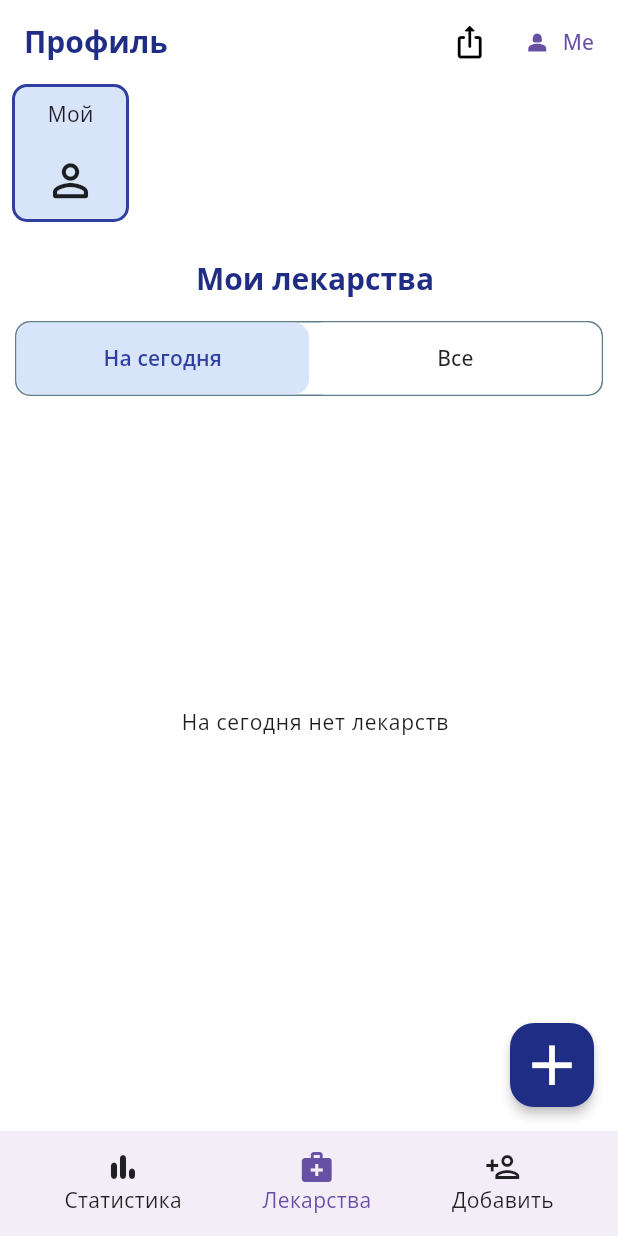
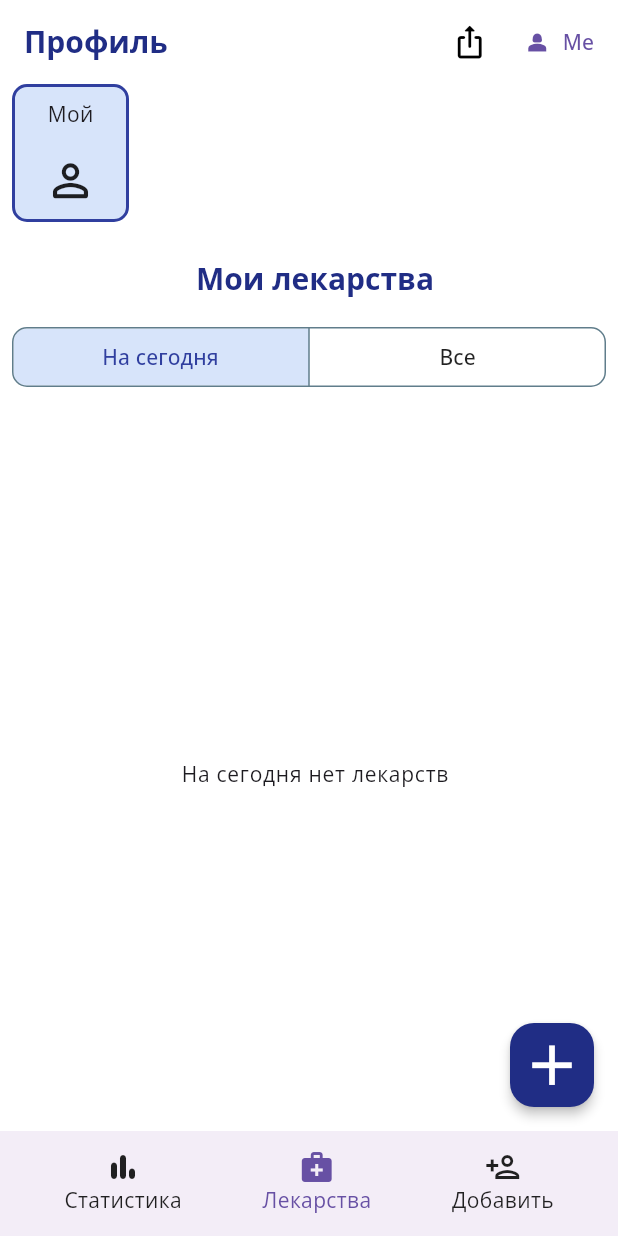
Before and after one commit to AlexGolovinov/pillura_med, a Flutter app: the ProfilePage screen opened by its route, on a phone screen of 412 x 824 dp. Run offline on Flutter 3.47's test engine with Material 3 defaults, Android fonts, the phone set to English and light mode, and no system bars; our stand-ins replace cloud_firestore, copy_with_extension, dartz, equatable, firebase_auth, firebase_core and 12 more; accounts and stored records are empty; generated files the repository leaves out were written again.

Commit message:
Update profile_page.dart

```diff
--- a/lib/presentation/pages/profile_page.dart
+++ b/lib/presentation/pages/profile_page.dart
@@ -180,10 +180,7 @@ class _ProfilePageState extends ConsumerState<ProfilePage> {
           const SizedBox(height: 16),
           Expanded(
             child: Padding(
-              padding: EdgeInsets.only(
-                left: 8,
-                bottom: canEditSelectedProfile ? _fabListBottomPadding : 0,
-              ),
+              padding: const EdgeInsets.only(left: 8),
               child: medication.when(
               data: (data) {
                 final filteredData = _medicationFilter ==
@@ -211,6 +208,11 @@ class _ProfilePageState extends ConsumerState<ProfilePage> {
                     insertDuration: const Duration(milliseconds: 600),
                     removeDuration: const Duration(milliseconds: 400),
                     scrollDirection: Axis.vertical,
+                    padding: EdgeInsets.only(
+                      bottom: canEditSelectedProfile
+                          ? _fabListBottomPadding
+                          : 0,
+                    ),
                     itemBuilder: (context, animation, item, index) {
                       // Создаем анимацию смещения по аналогии с вашим примером
                       final slideAnimation = animation.drive(
@@ -440,67 +442,45 @@ class _MedicationFilterBar extends StatelessWidget {
   final _MedicationListFilter selected;
   final ValueChanged<_MedicationListFilter> onChanged;
 
-  @override
-  Widget build(BuildContext context) {
-    const borderColor = Colors.blueGrey;
-
-    return Padding(
-      padding: const EdgeInsets.symmetric(horizontal: 10),
-      child: Container(
-        decoration: BoxDecoration(
-          border: Border.all(color: borderColor, width: 1),
-          borderRadius: BorderRadius.circular(10),
-        ),
-        child: Row(
-          children: [
-            Expanded(
-              child: _MedicationFilterTab(
-                label: 'На сегодня',
-                isSelected: selected == _MedicationListFilter.today,
-                onTap: () => onChanged(_MedicationListFilter.today),
-              ),
-            ),
-            Expanded(
-              child: _MedicationFilterTab(
-                label: 'Все',
-                isSelected: selected == _MedicationListFilter.all,
-                onTap: () => onChanged(_MedicationListFilter.all),
-              ),
-            ),
-          ],
-        ),
-      ),
-    );
-  }
-}
-
-class _MedicationFilterTab extends StatelessWidget {
-  const _MedicationFilterTab({
-    required this.label,
-    required this.isSelected,
-    required this.onTap,
-  });
-
-  final String label;
-  final bool isSelected;
-  final VoidCallback onTap;
+  static const _selectedBackground = Color(0xFFD7E4FA);
 
   @override
   Widget build(BuildContext context) {
-    return Material(
-      borderRadius: BorderRadius.circular(10),
-      color: isSelected ? const Color(0xFFD7E4FA) : Colors.white,
-      child: InkWell(
-        borderRadius: BorderRadius.circular(10),
-        onTap: onTap,
-        child: Container(
-          height: 48,
-          alignment: Alignment.center,
-          child: Text(
-            label,
-            style: Theme.of(context).textTheme.titleSmall?.copyWith(
-              color: isSelected ? Colors.indigo.shade700 : Colors.black87,
-              fontWeight: isSelected ? FontWeight.w600 : FontWeight.w500,
+    return Padding(
+      padding: const EdgeInsets.symmetric(horizontal: 8),
+      child: SizedBox(
+        width: double.infinity,
+        child: SegmentedButton<_MedicationListFilter>(
+          segments: const [
+            ButtonSegment(
+              value: _MedicationListFilter.today,
+              label: Text('На сегодня'),
+            ),
+            ButtonSegment(
+              value: _MedicationListFilter.all,
+              label: Text('Все'),
+            ),
+          ],
+          selected: {selected},
+          onSelectionChanged: (selection) {
+            if (selection.isNotEmpty) {
+              onChanged(selection.first);
+            }
+          },
+          emptySelectionAllowed: false,
+          showSelectedIcon: false,
+          style: SegmentedButton.styleFrom(
+            minimumSize: const Size(double.infinity, 48),
+            selectedBackgroundColor: _selectedBackground,
+            selectedForegroundColor: Colors.indigo.shade700,
+            foregroundColor: Colors.black87,
+            backgroundColor: Colors.white,
+            side: const BorderSide(color: Colors.blueGrey),
+            shape: RoundedRectangleBorder(
+              borderRadius: BorderRadius.circular(10),
+            ),
+            textStyle: Theme.of(context).textTheme.titleSmall?.copyWith(
+              fontWeight: FontWeight.w500,
             ),
           ),
         ),
```
